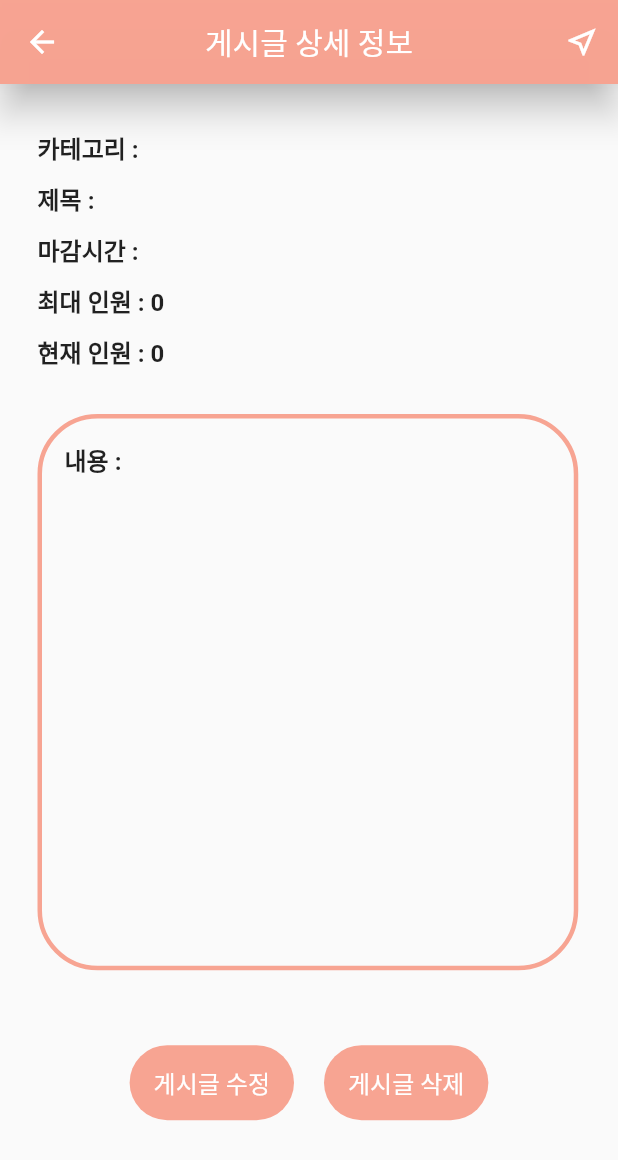
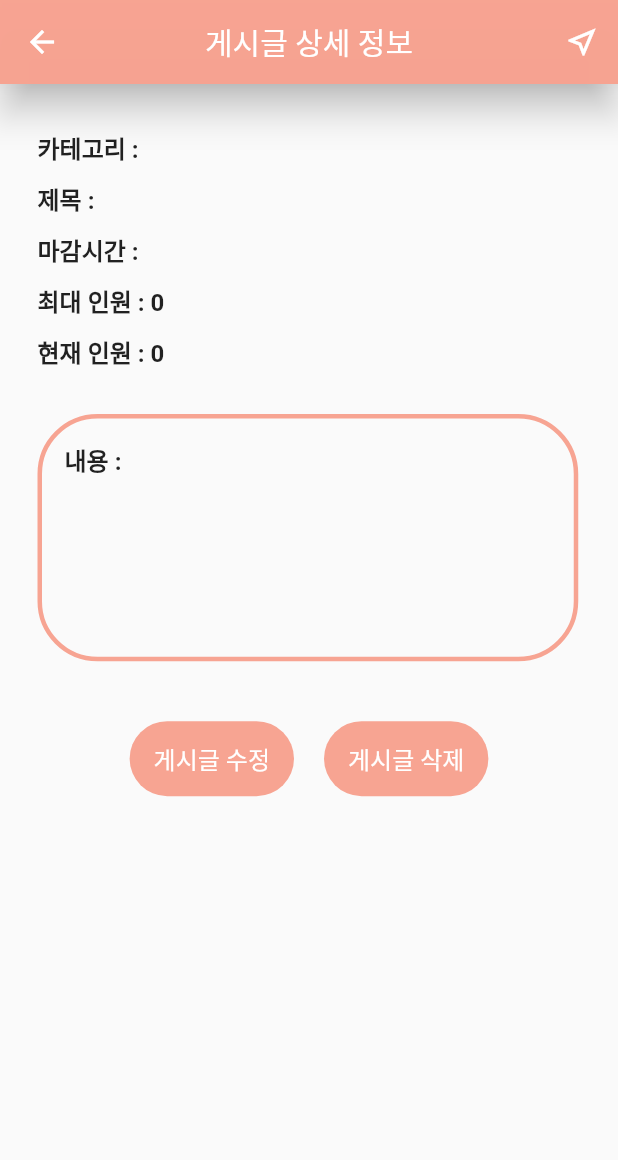
Before and after one commit to jonbee0427/Link2021, a Flutter app: the BoardPage screen opened directly with empty values, on a phone screen of 412 x 824 dp. Shown: the top 1160 px of the screen. Run offline on Flutter 3.47's test engine with Material 2 defaults, Android fonts, the phone set to English and light mode, and no system bars; our stand-ins replace cloud_firestore, convex_bottom_bar, date_time_picker, dropdown_formfield, firebase_auth, firebase_core and 8 more; missing offline and left inert: dart:ffi; accounts and stored records are empty; statements that could not run were skipped.

Commit message:
상세정보 페이지 사진 UI 변경

```diff
--- a/lib/pages/board_page.dart
+++ b/lib/pages/board_page.dart
@@ -322,7 +322,7 @@ class _BoardPageState extends State<BoardPage> {
               width: MediaQuery.of(context).size.width * 0.875,
               //height: MediaQuery.of(context).size.height * 0.9,
               constraints: BoxConstraints(
-                  minHeight: MediaQuery.of(context).size.width * 0.9),
+                  minHeight: MediaQuery.of(context).size.width * 0.4),
               margin: const EdgeInsets.only(
                   top: 30, left: 25, right: 15, bottom: 10),
               padding: const EdgeInsets.only(
@@ -347,10 +347,11 @@ class _BoardPageState extends State<BoardPage> {
             ),
           ]),
           SizedBox(
-            height: 20,
+            height: 10,
           ),
           imageList.length != 0
-              ? SizedBox(
+              ? Container(
+            margin: EdgeInsets.only(left: 25),
                   height: 200,
                   child: ListView.builder(
                     scrollDirection: Axis.horizontal,
@@ -366,10 +367,12 @@ class _BoardPageState extends State<BoardPage> {
                                       )));
                         },
                         child: Container(
-                          height: 200,
-                          width: 200,
+                          margin: EdgeInsets.only(right: 10),
+                          height: 150,
+                          width: 150,
                           decoration: BoxDecoration(
-                              border: Border.all(color: Colors.black),
+                            borderRadius: BorderRadius.all(Radius.circular(10.0)),
+                              border: Border.all(color: Color.fromARGB(250, 247, 162, 144)),
                               image: DecorationImage(
                                   image: NetworkImage(imageList[index]))),
                         ),
```
